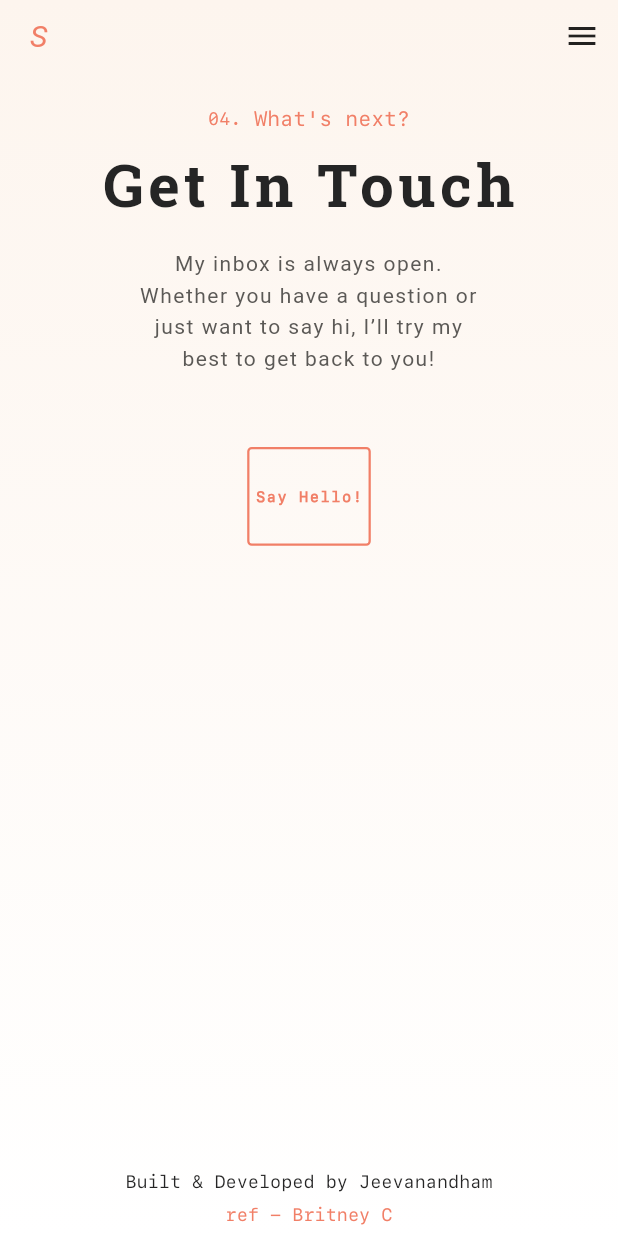
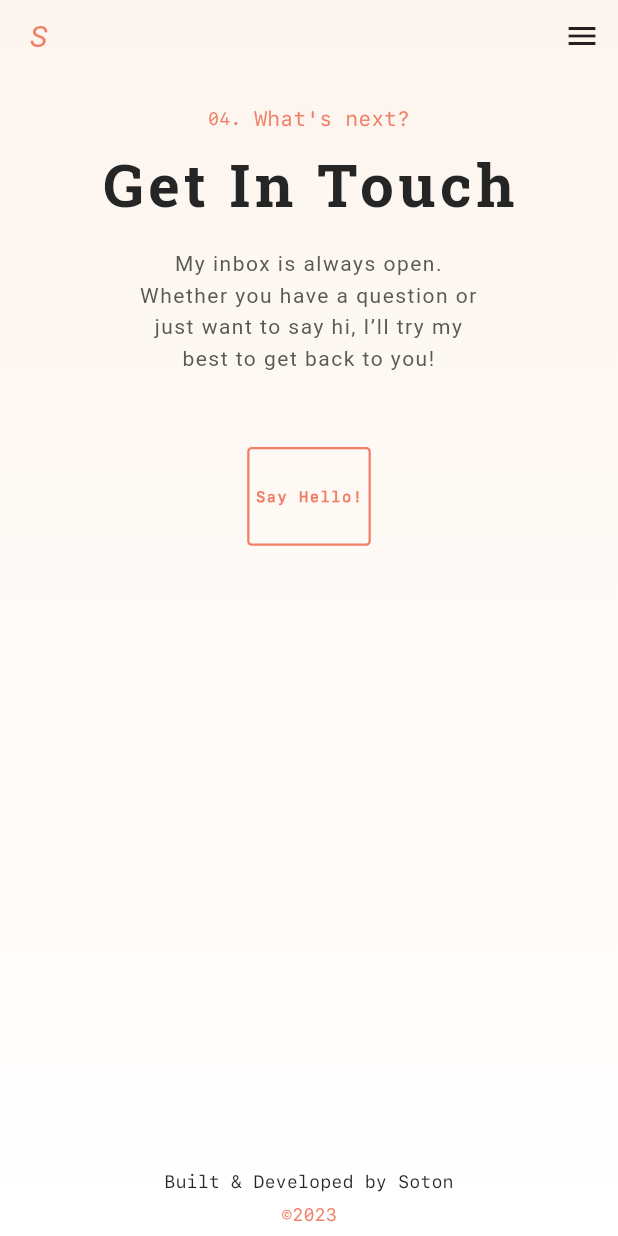
Before and after one commit to soton371/Portfolio-soton, a Flutter app: the screen it shows after launch, scrolled down 2580 dp, after a tap on "Say Hello!", on a phone screen of 412 x 824 dp. Run offline on Flutter 3.47's test engine with Material 2 defaults, Android fonts, the light colour scheme and no system bars; drawn by our look-alikes of flutter_advanced_drawer, scroll_to_index; our stand-ins replace flutter_riverpod, flutter_svg, google_fonts, iconsax.

Commit message:
contact mobile

```diff
--- a/lib/view/contact/contactMobile.dart
+++ b/lib/view/contact/contactMobile.dart
@@ -2,6 +2,7 @@ import 'package:flutter/cupertino.dart';
 import 'package:flutter/material.dart';
 import 'package:google_fonts/google_fonts.dart';
 import 'package:portfolio/resource/appClass.dart';
+import 'package:url_launcher/url_launcher.dart';
 
 import '../../resource/colors.dart';
 import '../../resource/strings.dart';
@@ -73,7 +74,24 @@ class _ContactMobileState extends State<ContactMobile> {
               Padding(
                 padding: EdgeInsets.only(top: 50, bottom: 70),
                 child: InkWell(
-                  onTap: () {},
+                  onTap: () async{
+                    String? encodeQueryParameters(Map<String, String> params) {
+                      return params.entries
+                          .map((MapEntry<String, String> e) =>
+                      '${Uri.encodeComponent(e.key)}=${Uri.encodeComponent(e.value)}')
+                          .join('&');
+                    }
+                    final Uri emailLaunchUri = Uri(
+                      scheme: 'mailto',
+                      path: 'soton371@gmail.com',
+                      query: encodeQueryParameters(<String, String>{
+                        'subject': 'Meet',
+                        'body': 'Hello, Soton Ahmed'
+                      }),
+                    );
+
+                    launchUrl(emailLaunchUri);
+                  },
                   child: Container(
                     height: AppClass().getMqHeight(context) * 0.08,
                     width: AppClass().getMqWidth(context) * 0.2,
@@ -99,7 +117,7 @@ class _ContactMobileState extends State<ContactMobile> {
           Column(
             children: [
               Text(
-                '''Built & Developed by Jeevanandham''',
+                '''Built & Developed by Soton''',
                 style: TextStyle(
                     color: AppColors().textColor,
                     fontSize: 12,
@@ -108,7 +126,7 @@ class _ContactMobileState extends State<ContactMobile> {
               Padding(
                 padding: const EdgeInsets.all(8.0),
                 child: Text(
-                  '''ref - Britney C''',
+                  '''©2023''',
                   style: TextStyle(
                       color: AppColors().neonColor,
                       fontSize: 12,
```
